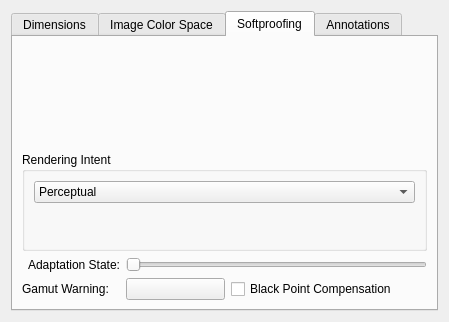
Above: libs/ui/forms/wdgimageproperties.ui from KDE/krita before the change. Below: the same form after it.
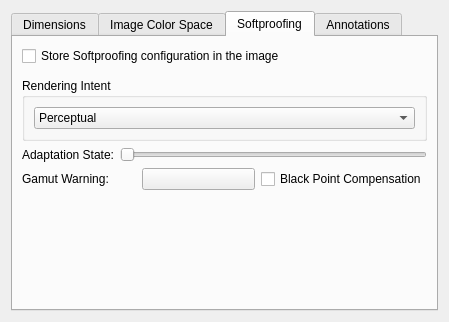
That is the form after the change. The open tabs and pages were chosen to show the change. Custom widgets are drawn as their Qt base class.

Commit message:
Make it possible to not store the proofing config in the image
If any proofing settings is set on the image, it will be saved
with the image.

The edit to the form file:
```diff
--- a/libs/ui/forms/wdgimageproperties.ui
+++ b/libs/ui/forms/wdgimageproperties.ui
@@ -215,51 +215,18 @@
       <attribute name="title">
        <string>Softproofing</string>
       </attribute>
-      <layout class="QGridLayout" name="gridLayout">
-       <item row="3" column="0">
-        <widget class="QLabel" name="lblGamutWarning">
+      <layout class="QVBoxLayout" name="verticalLayout_5">
+       <item>
+        <widget class="QCheckBox" name="chkSaveProofing">
          <property name="text">
-          <string>Gamut Warning:</string>
+          <string>Store Softproofing configuration in the image</string>
          </property>
         </widget>
        </item>
-       <item row="2" column="0">
-        <widget class="QLabel" name="lblAdaptationState">
-         <property name="layoutDirection">
-          <enum>Qt::LeftToRight</enum>
-         </property>
-         <property name="text">
-          <string>Adaptation State:</string>
-         </property>
-         <property name="alignment">
-          <set>Qt::AlignRight|Qt::AlignTrailing|Qt::AlignVCenter</set>
-         </property>
-        </widget>
-       </item>
-       <item row="2" column="1" colspan="3">
-        <widget class="QSlider" name="sldAdaptationState">
-         <property name="toolTip">
-          <string>&lt;html&gt;&lt;head/&gt;&lt;body&gt;&lt;p&gt;Set how much you wish to correct the adaptation state. This will affect how &lt;span style=&quot; font-style:italic;&quot;&gt;Absolute Colorimetric&lt;/span&gt; changes the whites of your image. In Layman's terms: how much do you wish to have the color management correct the paper-color to screen white while using &lt;span style=&quot; font-style:italic;&quot;&gt;Absolute Colorimetric&lt;/span&gt;?&lt;/p&gt;&lt;/body&gt;&lt;/html&gt;</string>
-         </property>
-         <property name="orientation">
-          <enum>Qt::Horizontal</enum>
-         </property>
-        </widget>
-       </item>
-       <item row="3" column="2" colspan="2">
-        <widget class="QCheckBox" name="ckbBlackPointComp">
-         <property name="toolTip">
-          <string>&lt;html&gt;&lt;head/&gt;&lt;body&gt;&lt;p&gt;Black Point compensation matches the darkest color of the source device to the darkest color of the destination device. Relative Colorimetric without Black Point Compensation will show the difference between the darkest values. With blackpoint compensation, black is black.&lt;/p&gt;&lt;/body&gt;&lt;/html&gt;</string>
-         </property>
-         <property name="text">
-          <string>Black Point Compensation</string>
-         </property>
-        </widget>
-       </item>
-       <item row="0" column="0" colspan="4">
+       <item>
         <widget class="KisColorSpaceSelector" name="proofSpaceSelector" native="true"/>
        </item>
-       <item row="1" column="0" colspan="4">
+       <item>
         <widget class="QGroupBox" name="groupBox">
          <property name="title">
           <string>Rendering Intent</string>
@@ -295,12 +262,73 @@
          </layout>
         </widget>
        </item>
-       <item row="3" column="1">
-        <widget class="KisColorButton" name="gamutAlarm">
-         <property name="text">
-          <string/>
+       <item>
+        <layout class="QHBoxLayout" name="horizontalLayout_4">
+         <item>
+          <widget class="QLabel" name="lblAdaptationState">
+           <property name="layoutDirection">
+            <enum>Qt::LeftToRight</enum>
+           </property>
+           <property name="text">
+            <string>Adaptation State:</string>
+           </property>
+           <property name="alignment">
+            <set>Qt::AlignRight|Qt::AlignTrailing|Qt::AlignVCenter</set>
+           </property>
+          </widget>
+         </item>
+         <item>
+          <widget class="QSlider" name="sldAdaptationState">
+           <property name="toolTip">
+            <string>&lt;html&gt;&lt;head/&gt;&lt;body&gt;&lt;p&gt;Set how much you wish to correct the adaptation state. This will affect how &lt;span style=&quot; font-style:italic;&quot;&gt;Absolute Colorimetric&lt;/span&gt; changes the whites of your image. In Layman's terms: how much do you wish to have the color management correct the paper-color to screen white while using &lt;span style=&quot; font-style:italic;&quot;&gt;Absolute Colorimetric&lt;/span&gt;?&lt;/p&gt;&lt;/body&gt;&lt;/html&gt;</string>
+           </property>
+           <property name="orientation">
+            <enum>Qt::Horizontal</enum>
+           </property>
+          </widget>
+         </item>
+        </layout>
+       </item>
+       <item>
+        <layout class="QHBoxLayout" name="horizontalLayout_3">
+         <item>
+          <widget class="QLabel" name="lblGamutWarning">
+           <property name="text">
+            <string>Gamut Warning:</string>
+           </property>
+          </widget>
+         </item>
+         <item>
+          <widget class="KisColorButton" name="gamutAlarm">
+           <property name="text">
+            <string/>
+           </property>
+          </widget>
+         </item>
+         <item>
+          <widget class="QCheckBox" name="ckbBlackPointComp">
+           <property name="toolTip">
+            <string>&lt;html&gt;&lt;head/&gt;&lt;body&gt;&lt;p&gt;Black Point compensation matches the darkest color of the source device to the darkest color of the destination device. Relative Colorimetric without Black Point Compensation will show the difference between the darkest values. With blackpoint compensation, black is black.&lt;/p&gt;&lt;/body&gt;&lt;/html&gt;</string>
+           </property>
+           <property name="text">
+            <string>Black Point Compensation</string>
+           </property>
+          </widget>
+         </item>
+        </layout>
+       </item>
+       <item>
+        <spacer name="verticalSpacer">
+         <property name="orientation">
+          <enum>Qt::Vertical</enum>
          </property>
-        </widget>
+         <property name="sizeHint" stdset="0">
+          <size>
+           <width>20</width>
+           <height>40</height>
+          </size>
+         </property>
+        </spacer>
        </item>
       </layout>
      </widget>
```
Left out of the diff: 3 changed lines with no effect on the pictures. The commit also changes 6 other files.
